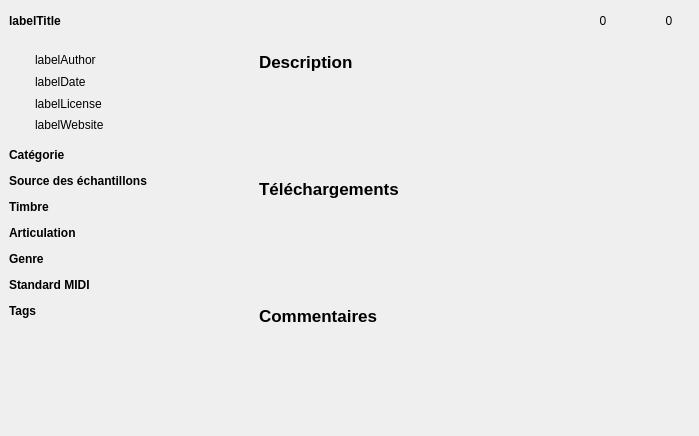
Before: the Qt Designer form sources/repository/soundfont/soundfontviewer.ui in davy7125/polyphone, drawn with Qt 5.
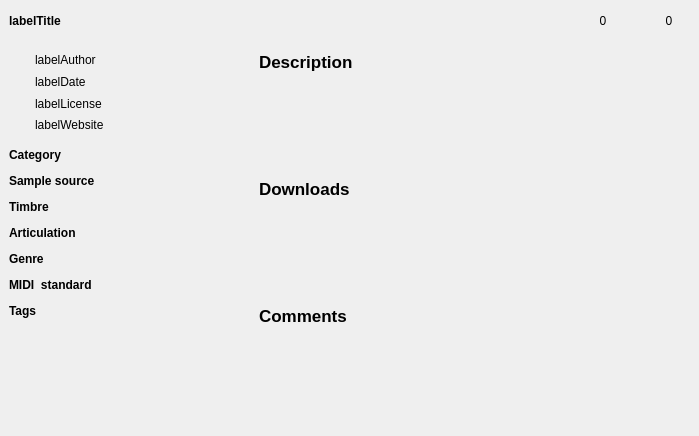
After: the same form once the commit is applied. Custom widgets are drawn as their Qt base class.

```diff
--- a/sources/repository/soundfont/soundfontviewer.ui
+++ b/sources/repository/soundfont/soundfontviewer.ui
@@ -100,7 +100,7 @@
           </font>
          </property>
          <property name="text">
-          <string>Standard MIDI</string>
+          <string>MIDI  standard</string>
          </property>
         </widget>
        </item>
@@ -126,7 +126,7 @@
           </font>
          </property>
          <property name="text">
-          <string>Catégorie</string>
+          <string>Category</string>
          </property>
         </widget>
        </item>
@@ -171,7 +171,7 @@
           </font>
          </property>
          <property name="text">
-          <string>Source des échantillons</string>
+          <string>Sample source</string>
          </property>
         </widget>
        </item>
@@ -480,7 +480,7 @@
               </font>
              </property>
              <property name="text">
-              <string>Téléchargements</string>
+              <string>Downloads</string>
              </property>
             </widget>
            </item>
@@ -503,7 +503,7 @@
               </font>
              </property>
              <property name="text">
-              <string>Commentaires</string>
+              <string>Comments</string>
              </property>
             </widget>
            </item>
```
Left out of the diff: 4 changed lines with no effect on the pictures.
